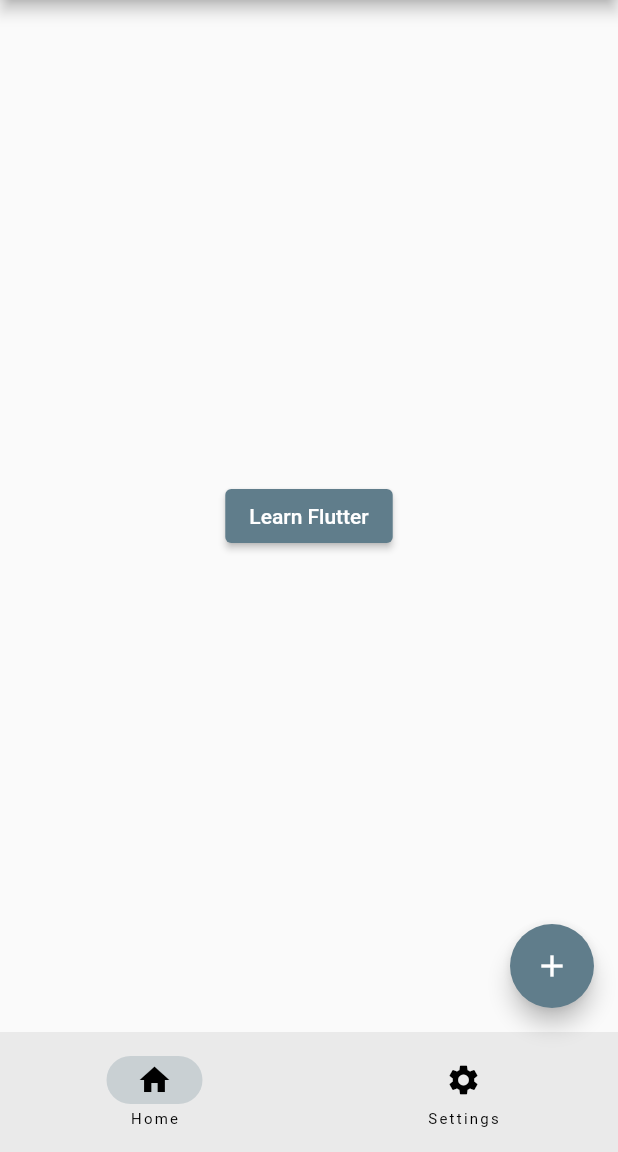
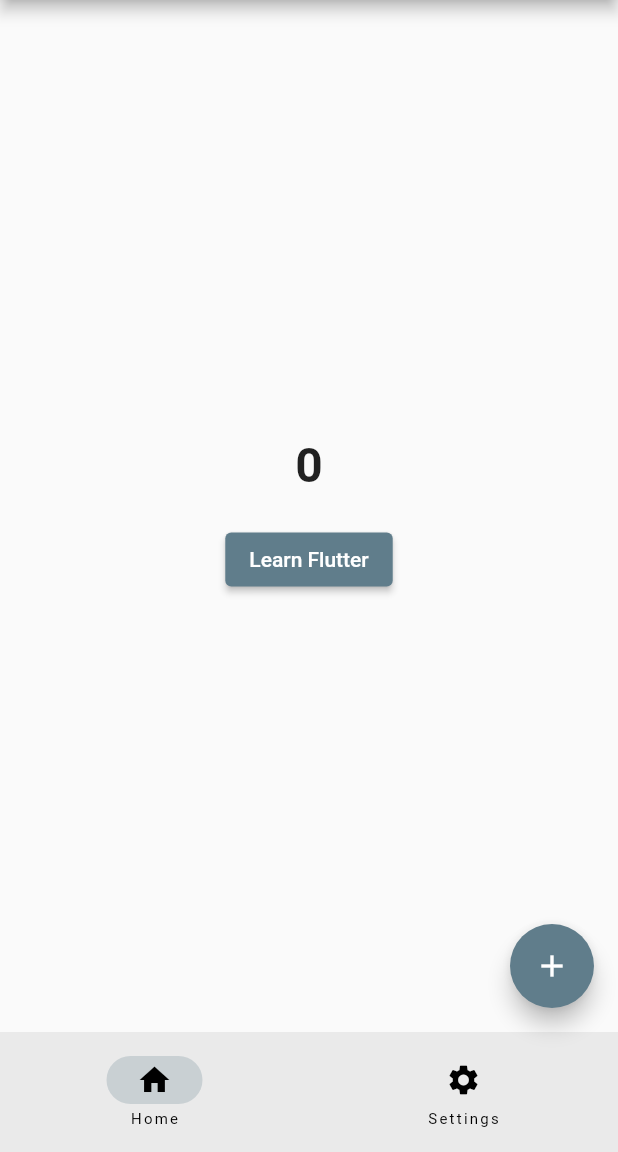
Before and after one commit to JoshBiong/flutter_basics2, a Flutter app: the screen it shows after launch, on a phone screen of 412 x 824 dp, the part 84-1236 px from its top. Run offline on Flutter 3.47's test engine with Material 2 defaults, Android fonts, the light colour scheme and no system bars.

Commit message:
with counter

```diff
--- a/lib/home_page.dart
+++ b/lib/home_page.dart
@@ -15,9 +15,7 @@
             ),
           );
         },
-
         child: const Text('Learn Flutter'),
-
       ),
     );
   }
--- a/lib/main.dart
+++ b/lib/main.dart
@@ -26,6 +26,7 @@
 
 class _RootPageState extends State<RootPage> {
   int currentIndex = 0;
+  int count = 0;
   List<Widget> pages = const [Homepage(), ItemPage()];
 
   @override
@@ -36,9 +37,25 @@
           child: Text('Flutter Basics 2.0'),
         ),
       ),
-      body: pages[currentIndex],
+      body: Column(
+        mainAxisAlignment: MainAxisAlignment.center,
+        children: [
+          Text(
+            '$count',
+            style: const TextStyle(fontWeight: FontWeight.bold, fontSize: 32),
+          ),
+          const SizedBox(
+            height: 20,
+          ),
+          pages[currentIndex],
+        ],
+      ),
       floatingActionButton: FloatingActionButton(
-        onPressed: () {},
+        onPressed: () {
+          setState(() {
+            count++;
+          });
+        },
         child: const Icon(Icons.add),
       ),
       bottomNavigationBar: NavigationBar(
--- a/lib/profile_page.dart
+++ b/lib/profile_page.dart
@@ -1,11 +1,15 @@
 import 'package:flutter/material.dart';
+
+int itemCount = 20;
 
 class ItemPage extends StatelessWidget {
   const ItemPage({Key? key}) : super(key: key);
 
   @override
   Widget build(BuildContext context) {
-    return ListView.builder(itemBuilder: (BuildContext context, int index) {
+    return ListView.builder(
+        itemCount: itemCount,
+        itemBuilder: (BuildContext context, int index) {
           return ListTile(
             title: Text('Item ${(index + 1)}'),
             leading: const Icon(Icons.person_add_alt_1_outlined),
```
Lines whose indentation alone changed are shown as unchanged.
